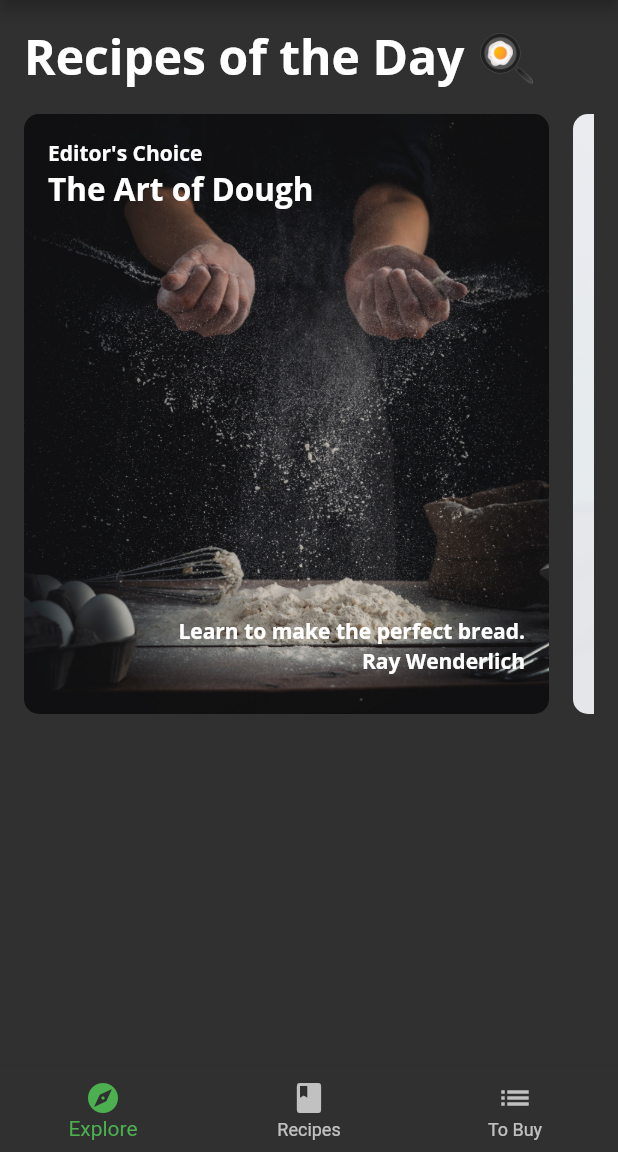
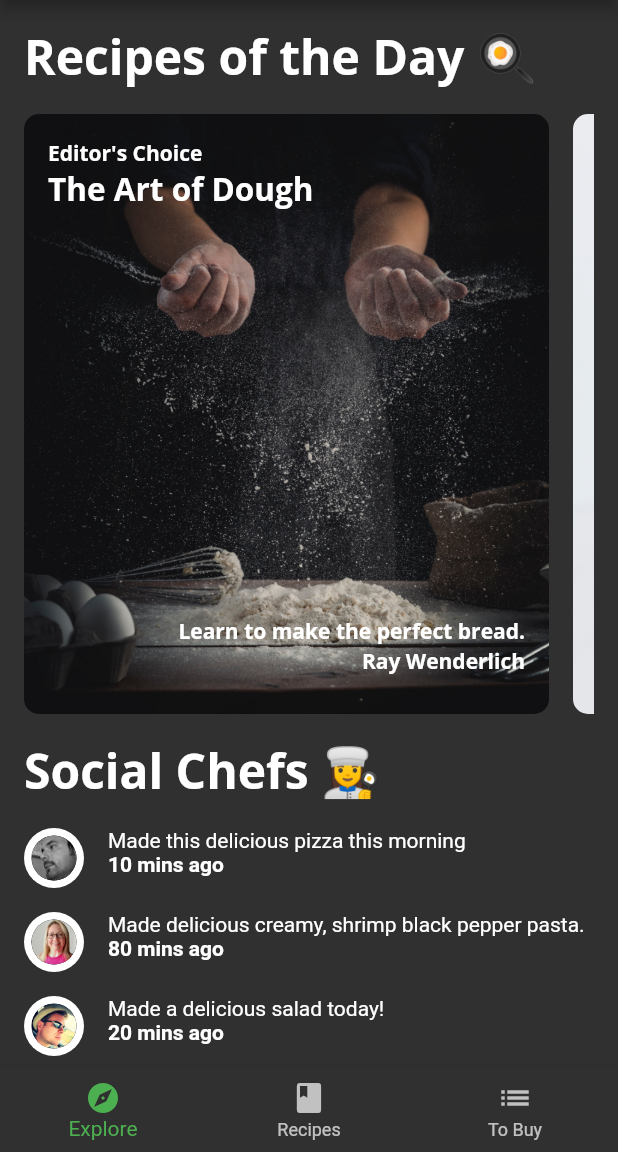
Before and after one commit to morikann/flutter-apprentice-II-scrollable, a Flutter app: the screen it shows after launch, on a phone screen of 412 x 824 dp, the part 84-1236 px from its top. Run offline on Flutter 3.47's test engine with Material 2 defaults, Android fonts, the phone set to English and light mode, and no system bars; our stand-ins replace google_fonts; project files that could hold a hidden picture were left out.

Commit message:
Creating ListView of Friend's Post

```diff
--- a/lib/components/components.dart
+++ b/lib/components/components.dart
@@ -4,3 +4,5 @@ export 'card2.dart';
 export 'card3.dart';
 export 'circle_image.dart';
 export 'today_recipe_list_view.dart';
+export 'friend_post_tile.dart';
+export 'friend_post_list_view.dart';
--- /dev/null
+++ b/lib/components/friend_post_list_view.dart
@@ -0,0 +1,45 @@
+import 'package:flutter/material.dart';
+import '../models/models.dart';
+import '../components/components.dart';
+
+class FriendPostListView extends StatelessWidget {
+  final List<Post> friendPosts;
+  const FriendPostListView({Key? key, required this.friendPosts})
+      : super(key: key);
+
+  @override
+  Widget build(BuildContext context) {
+    return Padding(
+      padding: const EdgeInsets.only(
+        left: 16,
+        right: 16,
+        top: 0,
+      ),
+      child: Column(
+        crossAxisAlignment: CrossAxisAlignment.start,
+        children: [
+          Text('Social Chefs 👩‍🍳',
+              style: Theme.of(context).textTheme.headline1),
+          // 5
+          const SizedBox(height: 16),
+          // TODO: Add PostListView here
+          ListView.separated(
+            primary: false,
+            physics: const NeverScrollableScrollPhysics(),
+            shrinkWrap: true,
+            itemBuilder: (context, index) {
+              final post = friendPosts[index];
+              return FriendPostTile(post: post);
+            },
+            separatorBuilder: (context, index) {
+              return const SizedBox(height: 16);
+            },
+            itemCount: friendPosts.length,
+          ),
+          // 6
+          const SizedBox(height: 16),
+        ],
+      ),
+    );
+  }
+}
--- /dev/null
+++ b/lib/components/friend_post_tile.dart
@@ -0,0 +1,35 @@
+import 'package:flutter/material.dart';
+import '../components/components.dart';
+import '../models/models.dart';
+
+class FriendPostTile extends StatelessWidget {
+  final Post post;
+  const FriendPostTile({Key? key, required this.post}) : super(key: key);
+
+  @override
+  Widget build(BuildContext context) {
+    return Row(
+      crossAxisAlignment: CrossAxisAlignment.start,
+      mainAxisAlignment: MainAxisAlignment.start,
+      children: [
+        CircleImage(
+          imageProvider: AssetImage(post.profileImageUrl),
+          imageRadius: 20,
+        ),
+        const SizedBox(width: 16),
+        Expanded(
+          child: Column(
+            crossAxisAlignment: CrossAxisAlignment.start,
+            children: [
+              Text(post.comment),
+              Text(
+                '${post.timestamp} mins ago',
+                style: const TextStyle(fontWeight: FontWeight.w700),
+              ),
+            ],
+          ),
+        ),
+      ],
+    );
+  }
+}
--- a/lib/screens/explore_screen.dart
+++ b/lib/screens/explore_screen.dart
@@ -14,8 +14,19 @@ class ExploreScreen extends StatelessWidget {
       future: mockService.getExploreData(),
       builder: (context, AsyncSnapshot<ExploreData> snapshot) {
         if (snapshot.connectionState == ConnectionState.done) {
-          final recipes = snapshot.data?.todayRecipes ?? [];
-          return TodayRecipeListView(recipes: recipes);
+          return ListView(
+            // 6
+            scrollDirection: Axis.vertical,
+            children: [
+              // 7
+              TodayRecipeListView(recipes: snapshot.data?.todayRecipes ?? []),
+              // 8
+              const SizedBox(height: 16),
+              // 9
+              // TODO: Replace this with FriendPostListView
+              FriendPostListView(friendPosts: snapshot.data?.friendPosts ?? []),
+            ],
+          );
         } else {
           return const Center(
             child: CircularProgressIndicator(),
```
